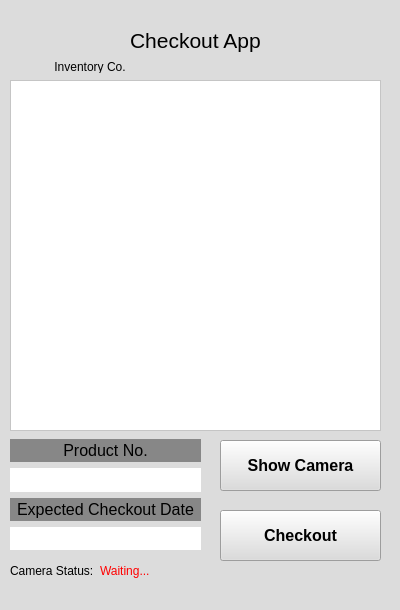
Above: UI Layouts/checkout.ui from petern2599/Inventory-Manager-Interfaces before the change. Below: the same form after it.
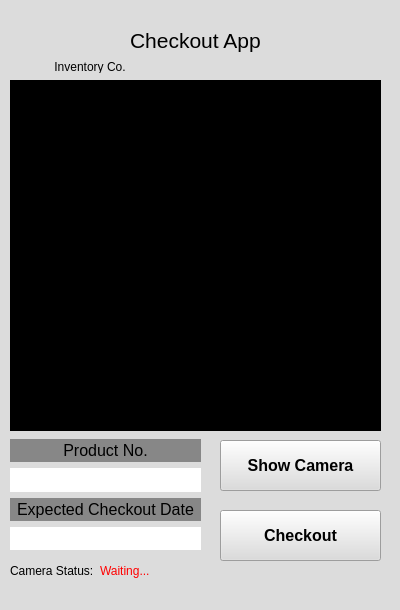
That is the form after the change. Icons and pictures are not drawn.

Commit message: updated db connector methods

Patch:
```diff
--- a/UI Layouts/checkout.ui
+++ b/UI Layouts/checkout.ui
@@ -80,7 +80,7 @@
      </rect>
     </property>
     <property name="styleSheet">
-     <string notr="true">background-color: rgb(255, 255, 255);</string>
+     <string notr="true">background-color: rgb(0,0,0);</string>
     </property>
    </widget>
    <widget class="QWidget" name="verticalLayoutWidget">
```
The commit also changes 2 other files.
